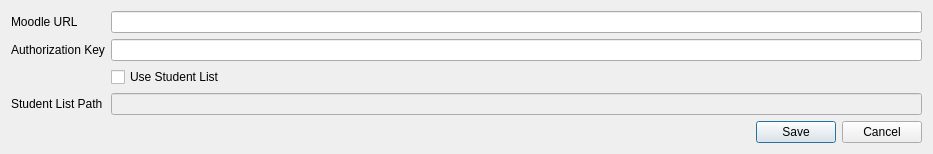
This is settings.ui in dominikhoebert/Moodle_Sync_Aggregate as Qt 5 draws it before an edit. The edited form follows.
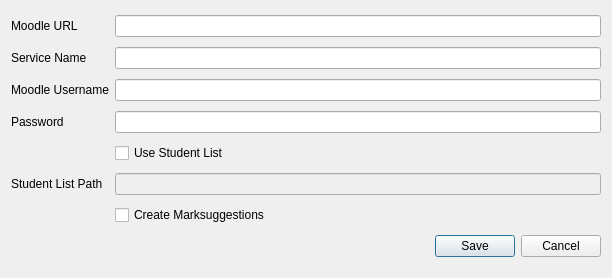
This is the edited form.

```diff
--- a/settings.ui
+++ b/settings.ui
@@ -6,35 +6,35 @@
    <rect>
     <x>0</x>
     <y>0</y>
-    <width>933</width>
-    <height>154</height>
+    <width>612</width>
+    <height>278</height>
    </rect>
   </property>
   <property name="windowTitle">
    <string>Settings</string>
   </property>
-  <layout class="QFormLayout" name="formLayout">
-   <item row="0" column="0">
-    <widget class="QLabel" name="label_2">
-     <property name="text">
-      <string>Moodle URL</string>
+  <layout class="QGridLayout" name="gridLayout">
+   <item row="1" column="1">
+    <widget class="QLineEdit" name="service_lineEdit">
+     <property name="sizePolicy">
+      <sizepolicy hsizetype="Expanding" vsizetype="Fixed">
+       <horstretch>0</horstretch>
+       <verstretch>0</verstretch>
+      </sizepolicy>
      </property>
-     <property name="buddy">
-      <cstring>url_lineEdit</cstring>
-     </property>
     </widget>
    </item>
-   <item row="2" column="0">
-    <widget class="QLabel" name="label_3">
+   <item row="5" column="0">
+    <widget class="QLabel" name="label">
      <property name="text">
-      <string>Authorization Key</string>
+      <string>Student List Path</string>
      </property>
      <property name="buddy">
-      <cstring>key_lineEdit</cstring>
+      <cstring>studentlist_lineEdit</cstring>
      </property>
     </widget>
    </item>
-   <item row="6" column="1">
+   <item row="7" column="1">
     <widget class="QDialogButtonBox" name="buttonBox">
      <property name="orientation">
       <enum>Qt::Horizontal</enum>
@@ -44,33 +44,73 @@
      </property>
     </widget>
    </item>
+   <item row="0" column="0">
+    <widget class="QLabel" name="label_2">
+     <property name="text">
+      <string>Moodle URL</string>
+     </property>
+     <property name="buddy">
+      <cstring>url_lineEdit</cstring>
+     </property>
+    </widget>
+   </item>
    <item row="0" column="1">
     <widget class="QLineEdit" name="url_lineEdit"/>
    </item>
-   <item row="2" column="1">
-    <widget class="QLineEdit" name="key_lineEdit"/>
-   </item>
    <item row="4" column="1">
+    <widget class="QCheckBox" name="checkBox">
+     <property name="text">
+      <string>Use Student List</string>
+     </property>
+    </widget>
+   </item>
+   <item row="5" column="1">
     <widget class="QLineEdit" name="studentlist_lineEdit">
      <property name="enabled">
       <bool>false</bool>
      </property>
     </widget>
    </item>
-   <item row="4" column="0">
-    <widget class="QLabel" name="label">
+   <item row="6" column="1">
+    <widget class="QCheckBox" name="marksuggestion_checkBox">
      <property name="text">
-      <string>Student List Path</string>
-     </property>
-     <property name="buddy">
-      <cstring>studentlist_lineEdit</cstring>
+      <string>Create Marksuggestions</string>
      </property>
     </widget>
    </item>
    <item row="3" column="1">
-    <widget class="QCheckBox" name="checkBox">
+    <widget class="QLineEdit" name="password_lineEdit"/>
+   </item>
+   <item row="1" column="0">
+    <widget class="QLabel" name="label_3">
      <property name="text">
-      <string>Use Student List</string>
+      <string>Service Name</string>
+     </property>
+     <property name="buddy">
+      <cstring>service_lineEdit</cstring>
+     </property>
+    </widget>
+   </item>
+   <item row="2" column="0">
+    <widget class="QLabel" name="label_4">
+     <property name="text">
+      <string>Moodle Username</string>
+     </property>
+     <property name="buddy">
+      <cstring>username_lineEdit</cstring>
+     </property>
+    </widget>
+   </item>
+   <item row="2" column="1">
+    <widget class="QLineEdit" name="username_lineEdit"/>
+   </item>
+   <item row="3" column="0">
+    <widget class="QLabel" name="label_5">
+     <property name="text">
+      <string>Password</string>
+     </property>
+     <property name="buddy">
+      <cstring>password_lineEdit</cstring>
      </property>
     </widget>
    </item>
```
Left out of the diff: 17 changed lines with no effect on the pictures.
